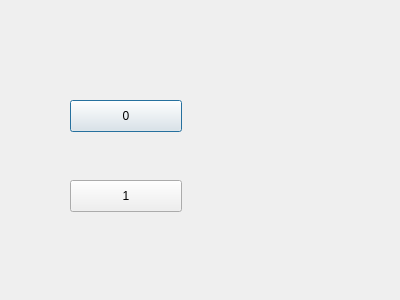
Above: wallpaper.ui from 9999demi/os_frontend before the change. Below: the same form after it.
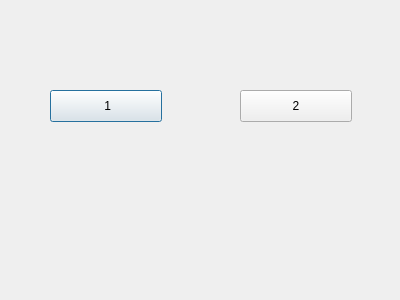
That is the form after the change.

What changed in the file:
```diff
--- a/wallpaper.ui
+++ b/wallpaper.ui
@@ -16,27 +16,27 @@
   <widget class="QPushButton" name="pushButton">
    <property name="geometry">
     <rect>
-     <x>70</x>
-     <y>100</y>
+     <x>50</x>
+     <y>90</y>
      <width>112</width>
      <height>32</height>
     </rect>
    </property>
    <property name="text">
-    <string>0</string>
+    <string> 1</string>
    </property>
   </widget>
   <widget class="QPushButton" name="pushButton_2">
    <property name="geometry">
     <rect>
-     <x>70</x>
-     <y>180</y>
+     <x>240</x>
+     <y>90</y>
      <width>112</width>
      <height>32</height>
     </rect>
    </property>
    <property name="text">
-    <string>1</string>
+    <string>2</string>
    </property>
   </widget>
  </widget>
```
